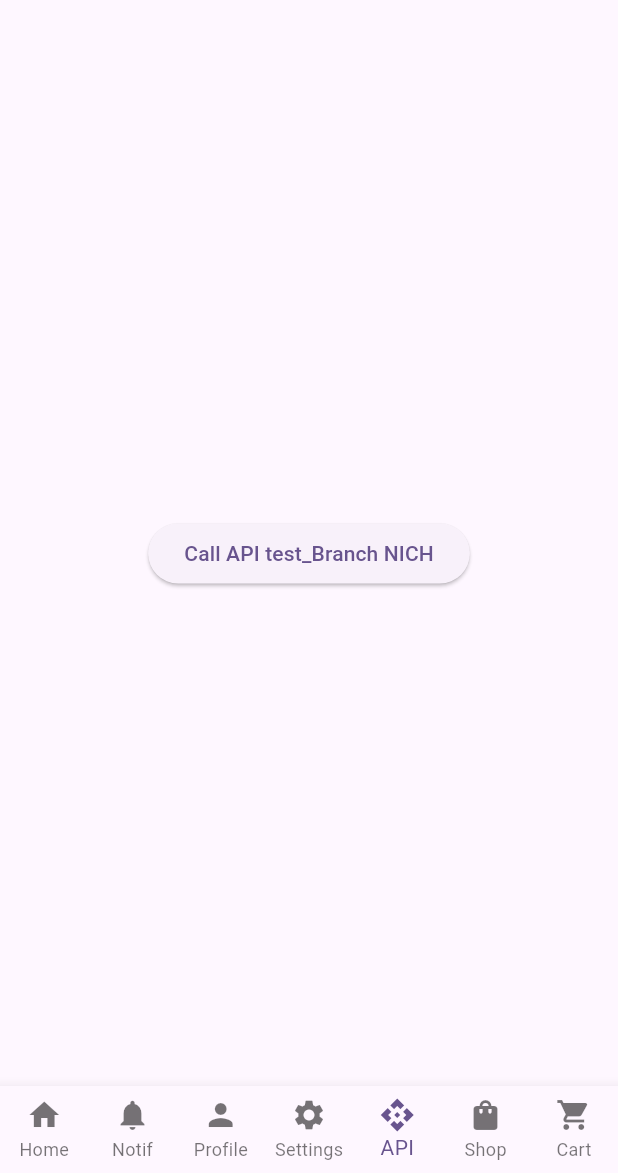
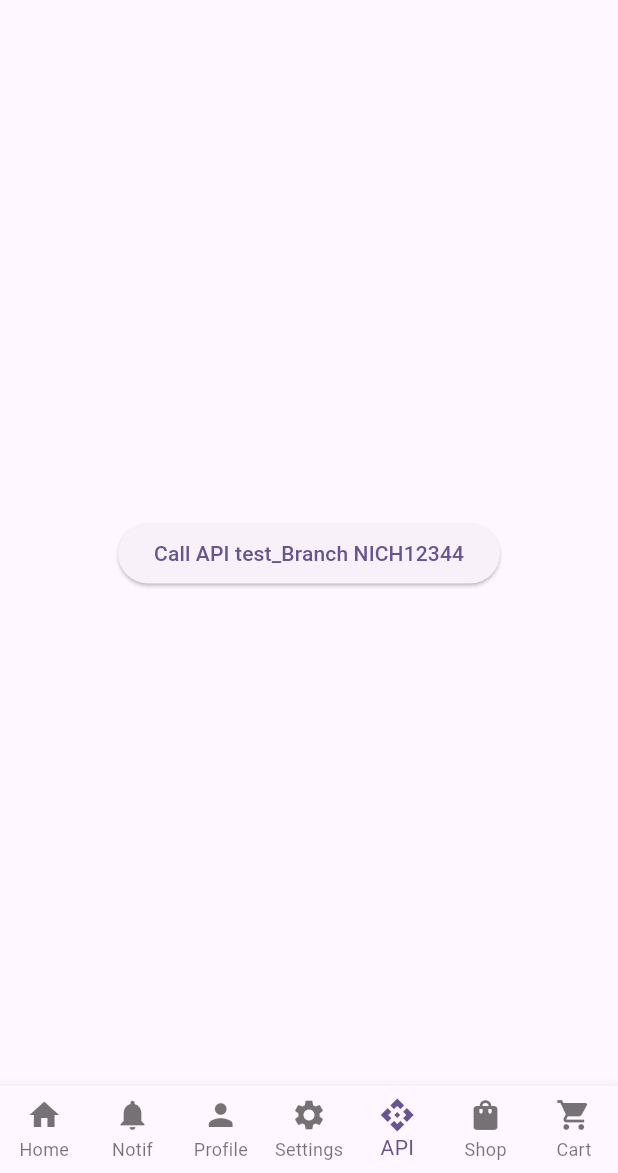
Before and after one commit to KONGBARANG/project-flutter, a Flutter app: the screen it shows after launch, item 5 of the bottom bar chosen, on a phone screen of 412 x 824 dp, the part 63-1236 px from its top. Run offline on Flutter 3.47's test engine with Material 3 defaults, Android fonts, the phone set to English and light mode, and no system bars.

Commit message:
update by nich

```diff
--- a/lib/features/api_test/api_test_screen.dart
+++ b/lib/features/api_test/api_test_screen.dart
@@ -22,7 +22,7 @@ class ApiTestScreen extends StatelessWidget {
               );
             }
           },
-          child: const Text('Call API test_Branch NICH'),
+          child: const Text('Call API test_Branch NICH12344'),
         ),
       ),
     );
```
